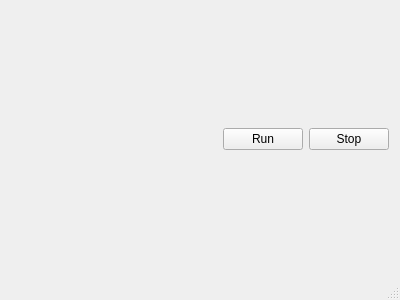
First picture: the form in mainwindow.ui, repository gitrbond/ising_project, before the edit.
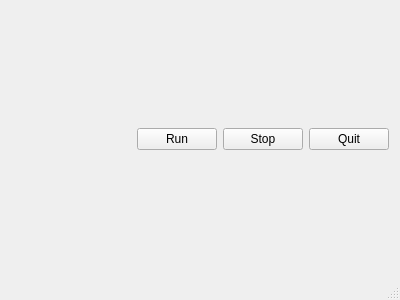
Second picture: the form after the edit.

Commit message: Add Run, Stop buttons, press 'Exit' to properly exit

Diff of the .ui file:
```diff
--- a/mainwindow.ui
+++ b/mainwindow.ui
@@ -47,6 +47,13 @@
         </property>
        </widget>
       </item>
+      <item>
+       <widget class="QPushButton" name="pushButton_3">
+        <property name="text">
+         <string>Quit</string>
+        </property>
+       </widget>
+      </item>
      </layout>
     </item>
    </layout>
```
The commit also changes 6 other files.
